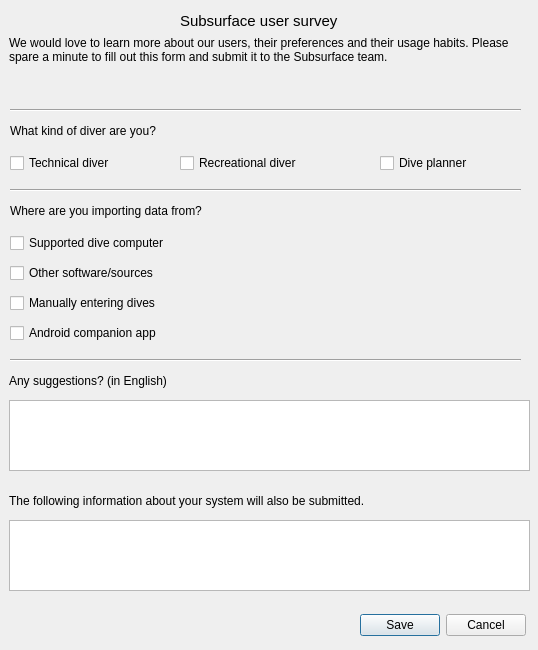
Old version of the form qt-ui/usersurvey.ui in the repository subsurface/subsurface.
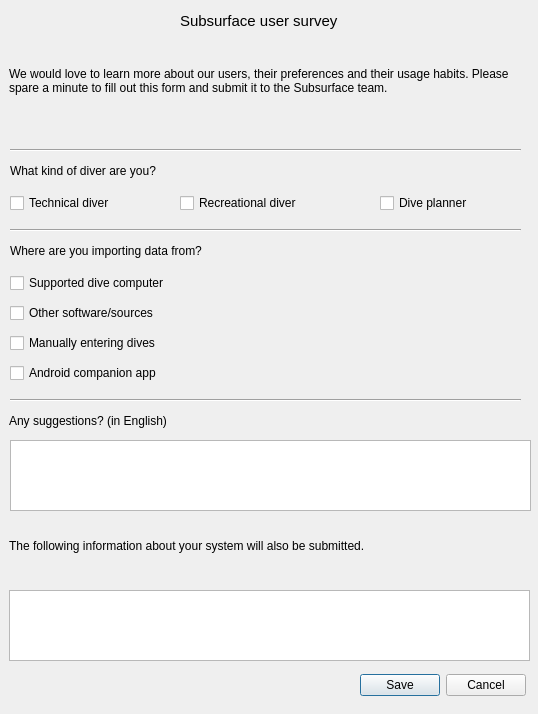
New version of the form.

Commit message:
Improve user survey dialog with larger fonts
On HiDPI systems or for any users using larger than average fonts the
survey dialog looked terrible.

```diff
--- a/qt-ui/usersurvey.ui
+++ b/qt-ui/usersurvey.ui
@@ -7,7 +7,7 @@
     <x>0</x>
     <y>0</y>
     <width>538</width>
-    <height>650</height>
+    <height>714</height>
    </rect>
   </property>
   <property name="windowTitle">
@@ -37,14 +37,14 @@
      <x>9</x>
      <y>36</y>
      <width>521</width>
-     <height>63</height>
+     <height>91</height>
     </rect>
    </property>
    <property name="text">
     <string>&lt;html&gt;&lt;head/&gt;&lt;body&gt;&lt;p&gt;We would love to learn more about our users, their preferences and their usage habits. Please spare a minute to fill out this form and submit it to the Subsurface team.&lt;/p&gt;&lt;/body&gt;&lt;/html&gt;</string>
    </property>
    <property name="alignment">
-    <set>Qt::AlignLeading|Qt::AlignLeft|Qt::AlignTop</set>
+    <set>Qt::AlignLeading|Qt::AlignLeft|Qt::AlignVCenter</set>
    </property>
    <property name="wordWrap">
     <bool>true</bool>
@@ -54,7 +54,7 @@
    <property name="geometry">
     <rect>
      <x>10</x>
-     <y>150</y>
+     <y>190</y>
      <width>161</width>
      <height>26</height>
     </rect>
@@ -67,7 +67,7 @@
    <property name="geometry">
     <rect>
      <x>180</x>
-     <y>150</y>
+     <y>190</y>
      <width>181</width>
      <height>26</height>
     </rect>
@@ -80,7 +80,7 @@
    <property name="geometry">
     <rect>
      <x>380</x>
-     <y>150</y>
+     <y>190</y>
      <width>141</width>
      <height>26</height>
     </rect>
@@ -93,8 +93,8 @@
    <property name="geometry">
     <rect>
      <x>10</x>
-     <y>230</y>
-     <width>386</width>
+     <y>270</y>
+     <width>481</width>
      <height>26</height>
     </rect>
    </property>
@@ -106,8 +106,8 @@
    <property name="geometry">
     <rect>
      <x>10</x>
-     <y>260</y>
-     <width>364</width>
+     <y>300</y>
+     <width>491</width>
      <height>26</height>
     </rect>
    </property>
@@ -119,8 +119,8 @@
    <property name="geometry">
     <rect>
      <x>10</x>
-     <y>290</y>
-     <width>218</width>
+     <y>330</y>
+     <width>501</width>
      <height>26</height>
     </rect>
    </property>
@@ -132,8 +132,8 @@
    <property name="geometry">
     <rect>
      <x>10</x>
-     <y>320</y>
-     <width>393</width>
+     <y>360</y>
+     <width>491</width>
      <height>26</height>
     </rect>
    </property>
@@ -145,8 +145,8 @@
    <property name="geometry">
     <rect>
      <x>9</x>
-     <y>370</y>
-     <width>368</width>
+     <y>410</y>
+     <width>501</width>
      <height>21</height>
     </rect>
    </property>
@@ -157,8 +157,8 @@
   <widget class="QPlainTextEdit" name="suggestions">
    <property name="geometry">
     <rect>
-     <x>9</x>
-     <y>400</y>
+     <x>10</x>
+     <y>440</y>
      <width>521</width>
      <height>71</height>
     </rect>
@@ -168,20 +168,23 @@
    <property name="geometry">
     <rect>
      <x>9</x>
-     <y>490</y>
-     <width>461</width>
-     <height>21</height>
+     <y>520</y>
+     <width>511</width>
+     <height>51</height>
     </rect>
    </property>
    <property name="text">
     <string>The following information about your system will also be submitted.</string>
    </property>
+   <property name="wordWrap">
+    <bool>true</bool>
+   </property>
   </widget>
   <widget class="QPlainTextEdit" name="system">
    <property name="geometry">
     <rect>
      <x>9</x>
-     <y>520</y>
+     <y>590</y>
      <width>521</width>
      <height>71</height>
     </rect>
@@ -200,7 +203,7 @@
    <property name="geometry">
     <rect>
      <x>350</x>
-     <y>610</y>
+     <y>670</y>
      <width>176</width>
      <height>31</height>
     </rect>
@@ -216,8 +219,8 @@
    <property name="geometry">
     <rect>
      <x>10</x>
-     <y>120</y>
-     <width>231</width>
+     <y>160</y>
+     <width>451</width>
      <height>21</height>
     </rect>
    </property>
@@ -229,7 +232,7 @@
    <property name="geometry">
     <rect>
      <x>10</x>
-     <y>100</y>
+     <y>140</y>
      <width>511</width>
      <height>20</height>
     </rect>
@@ -242,7 +245,7 @@
    <property name="geometry">
     <rect>
      <x>10</x>
-     <y>180</y>
+     <y>220</y>
      <width>511</width>
      <height>20</height>
     </rect>
@@ -255,8 +258,8 @@
    <property name="geometry">
     <rect>
      <x>10</x>
-     <y>200</y>
-     <width>271</width>
+     <y>240</y>
+     <width>491</width>
      <height>21</height>
     </rect>
    </property>
@@ -268,7 +271,7 @@
    <property name="geometry">
     <rect>
      <x>10</x>
-     <y>350</y>
+     <y>390</y>
      <width>511</width>
      <height>20</height>
     </rect>
```
Left out of the diff: 5 changed lines with no effect on the pictures.
